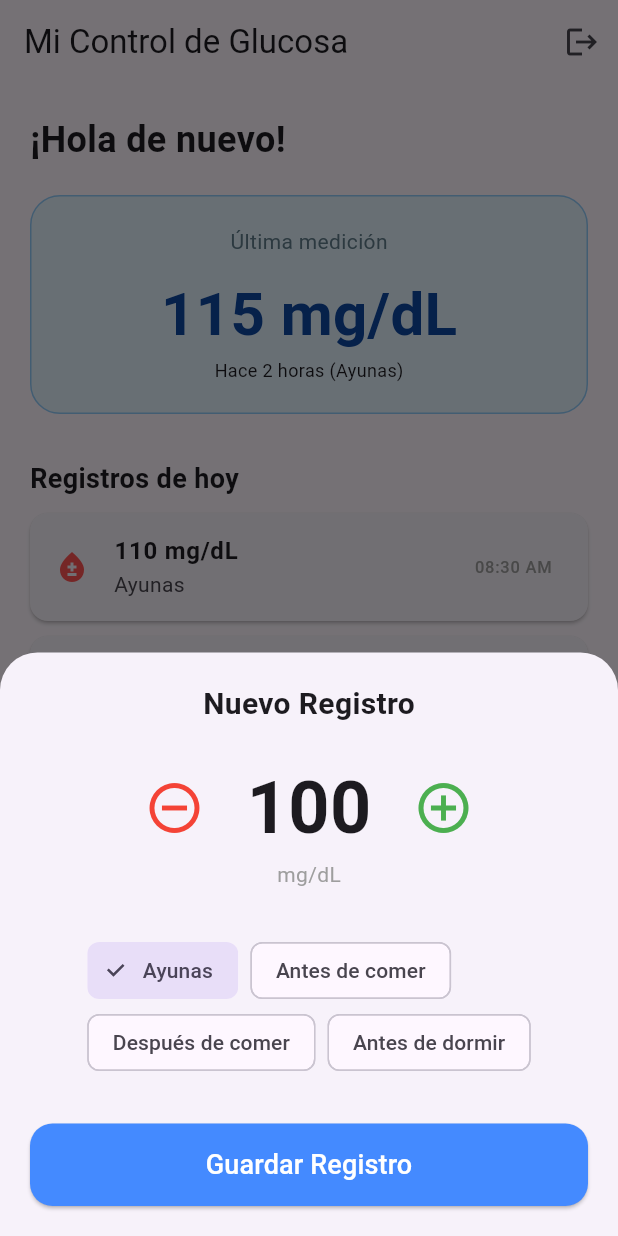
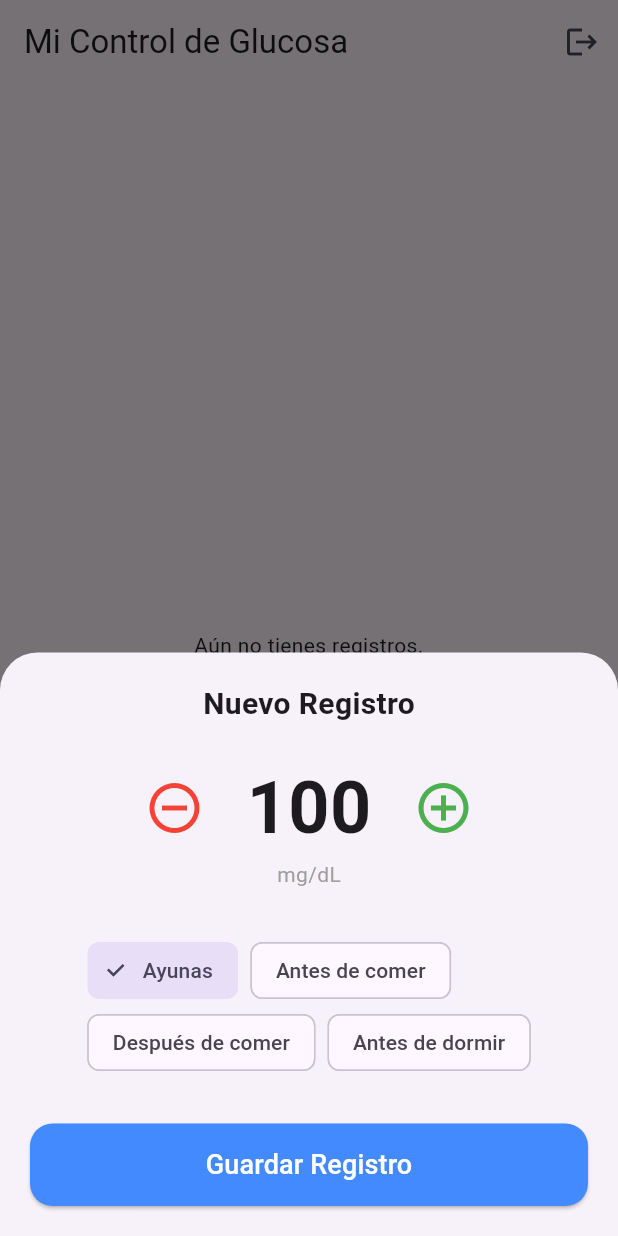
Before and after one commit to paalvarador/gluco_care_app, a Flutter app: the PatientDashboard screen opened directly, after a tap on "Nuevo Registro", on a phone screen of 412 x 824 dp. Run offline on Flutter 3.47's test engine with Material 3 defaults, Android fonts, the phone set to English and light mode, and no system bars; our stand-ins replace cloud_firestore, firebase_auth, firebase_core, google_sign_in; accounts and stored records are empty.

Commit message:
feat: Actualizando el dashboard para que tome los datos reales de firebase

```diff
--- a/lib/screens/patient_dashboard.dart
+++ b/lib/screens/patient_dashboard.dart
@@ -1,85 +1,144 @@
 import 'package:flutter/material.dart';
+import 'package:cloud_firestore/cloud_firestore.dart';
 import 'package:firebase_auth/firebase_auth.dart';
-import 'package:gluco_care_app/screens/add_entry_modal.dart';
-import '../services/auth_service.dart';
+import 'package:intl/intl.dart'; // Asegúrate de agregar intl en tu pubspec.yaml
+import 'add_entry_modal.dart';
 
 class PatientDashboard extends StatelessWidget {
   const PatientDashboard({super.key});
 
   @override
   Widget build(BuildContext context) {
+    final user = FirebaseAuth.instance.currentUser;
+
     return Scaffold(
       appBar: AppBar(
         title: const Text("Mi Control de Glucosa"),
         actions: [
           IconButton(
             icon: const Icon(Icons.logout),
-            onPressed: () async {
-              // Implementaremos el logout después
+            onPressed: () => FirebaseAuth.instance.signOut(),
+          )
+        ],
+      ),
+      body: StreamBuilder<QuerySnapshot>(
+        // Escuchamos los cambios en la colección glucose_logs para este usuario
+        stream: FirebaseFirestore.instance
+            .collection('glucose_logs')
+            .where('user_id', isEqualTo: user?.uid)
+            .orderBy('created_at', descending: true)
+            .snapshots(),
+        builder: (context, snapshot) {
+          if (snapshot.hasError) return const Center(child: Text("Error al cargar datos"));
+          if (snapshot.connectionState == ConnectionState.waiting) {
+            return const Center(child: CircularProgressIndicator());
+          }
+
+          final docs = snapshot.data!.docs;
+
+          if (docs.isEmpty) {
+            return const Center(
+              child: Text("Aún no tienes registros.\n¡Presiona el botón + para empezar!",
+                  textAlign: TextAlign.center),
+            );
+          }
+
+          // Tomamos la última medida para la tarjeta superior
+          final lastEntry = docs.first.data() as Map<String, dynamic>;
+
+          return SingleChildScrollView(
+            padding: const EdgeInsets.all(20),
+            child: Column(
+              crossAxisAlignment: CrossAxisAlignment.start,
+              children: [
+                const Text("¡Hola de nuevo!",
+                    style: TextStyle(fontSize: 24, fontWeight: FontWeight.bold)),
+                const SizedBox(height: 20),
+
+                // TARJETA DINÁMICA DE ÚLTIMO REGISTRO
+                _buildLatestSummary(lastEntry),
+
+                const SizedBox(height: 30),
+                const Text("Historial de registros",
+                    style: TextStyle(fontSize: 18, fontWeight: FontWeight.bold)),
+                const SizedBox(height: 10),
+
+                // LISTA DINÁMICA
+                ListView.builder(
+                  shrinkWrap: true,
+                  physics: const NeverScrollableScrollPhysics(),
+                  itemCount: docs.length,
+                  itemBuilder: (context, index) {
+                    final data = docs[index].data() as Map<String, dynamic>;
+                    return _buildLogTile(data);
                   },
                 ),
               ],
             ),
-      body: SingleChildScrollView(
-        padding: const EdgeInsets.all(20),
-        child: Column(
-          crossAxisAlignment: CrossAxisAlignment.start,
-          children: [
-            const Text(
-              "¡Hola de nuevo!",
-              style: TextStyle(fontSize: 24, fontWeight: FontWeight.bold),
+          );
+        },
       ),
-            const SizedBox(height: 20),
+      floatingActionButton: FloatingActionButton.extended(
+        onPressed: () => _showAddEntry(context),
+        label: const Text("Nuevo Registro"),
+        icon: const Icon(Icons.add),
+        backgroundColor: Colors.blueAccent,
+      ),
+    );
+  }
 
-            // Tarjeta de Último Registro
-            Container(
+  Widget _buildLatestSummary(Map<String, dynamic> data) {
+    final int value = data['value'] ?? 0;
+    final bool isHigh = data['is_high_risk'] ?? false;
+
+    return Container(
       width: double.infinity,
       padding: const EdgeInsets.all(20),
       decoration: BoxDecoration(
-                color: Colors.blue.shade50,
+        color: isHigh ? Colors.red.shade50 : Colors.blue.shade50,
         borderRadius: BorderRadius.circular(20),
-                border: Border.all(color: Colors.blue.shade200),
+        border: Border.all(color: isHigh ? Colors.red.shade200 : Colors.blue.shade200),
       ),
       child: Column(
         children: [
-                  const Text(
-                    "Última medición",
-                    style: TextStyle(color: Colors.blueGrey),
-                  ),
+          Text("Última medición",
+              style: TextStyle(color: isHigh ? Colors.red.shade900 : Colors.blueGrey)),
           const SizedBox(height: 10),
           Text(
-                    "115 mg/dL", // Esto vendrá de Firestore luego
+            "$value mg/dL",
             style: TextStyle(
               fontSize: 40,
               fontWeight: FontWeight.bold,
-                      color: Colors.blue.shade900,
+              color: isHigh ? Colors.red.shade900 : Colors.blue.shade900
             ),
           ),
-                  const Text(
-                    "Hace 2 horas (Ayunas)",
-                    style: TextStyle(fontSize: 12),
+          Text(
+            isHigh ? "Nivel Elevado" : "Nivel Normal",
+            style: TextStyle(color: isHigh ? Colors.red : Colors.green, fontWeight: FontWeight.bold),
           ),
         ],
       ),
+    );
+  }
+
+  Widget _buildLogTile(Map<String, dynamic> data) {
+    final DateTime date = (data['created_at'] as Timestamp?)?.toDate() ?? DateTime.now();
+    final String timeFormatted = DateFormat('hh:mm a').format(date);
+    final bool isHigh = data['is_high_risk'] ?? false;
+
+    return Card(
+      margin: const EdgeInsets.only(bottom: 10),
+      child: ListTile(
+        leading: Icon(Icons.bloodtype, color: isHigh ? Colors.red : Colors.green),
+        title: Text("${data['value']} mg/dL",
+            style: const TextStyle(fontWeight: FontWeight.bold)),
+        subtitle: Text(data['timing'] ?? ""),
+        trailing: Text(timeFormatted, style: const TextStyle(color: Colors.grey)),
       ),
+    );
+  }
 
-            const SizedBox(height: 30),
-            const Text(
-              "Registros de hoy",
-              style: TextStyle(fontSize: 18, fontWeight: FontWeight.bold),
-            ),
-            const SizedBox(height: 10),
-
-            // Lista simple de ejemplo
-            _buildLogTile("08:30 AM", "110 mg/dL", "Ayunas"),
-            _buildLogTile("02:00 PM", "145 mg/dL", "Después de almuerzo"),
-          ],
-        ),
-      ),
-
-      // BOTÓN GRANDE PARA REGISTRAR
-      floatingActionButton: FloatingActionButton.extended(
-        onPressed: () {
+  void _showAddEntry(BuildContext context) {
     showModalBottomSheet(
       context: context,
       isScrollControlled: true,
@@ -88,23 +147,5 @@ class PatientDashboard extends StatelessWidget {
       ),
       builder: (context) => const AddEntryModal(),
     );
-        },
-        label: const Text("Nuevo Registro"),
-        icon: const Icon(Icons.add),
-        backgroundColor: Colors.blueAccent,
-      ),
-    );
-  }
-
-  Widget _buildLogTile(String time, String value, String note) {
-    return Card(
-      margin: const EdgeInsets.only(bottom: 10),
-      child: ListTile(
-        leading: const Icon(Icons.bloodtype, color: Colors.redAccent),
-        title: Text(value, style: const TextStyle(fontWeight: FontWeight.bold)),
-        subtitle: Text(note),
-        trailing: Text(time, style: const TextStyle(color: Colors.grey)),
-      ),
-    );
   }
 }
```
Lines whose indentation alone changed are shown as unchanged.
